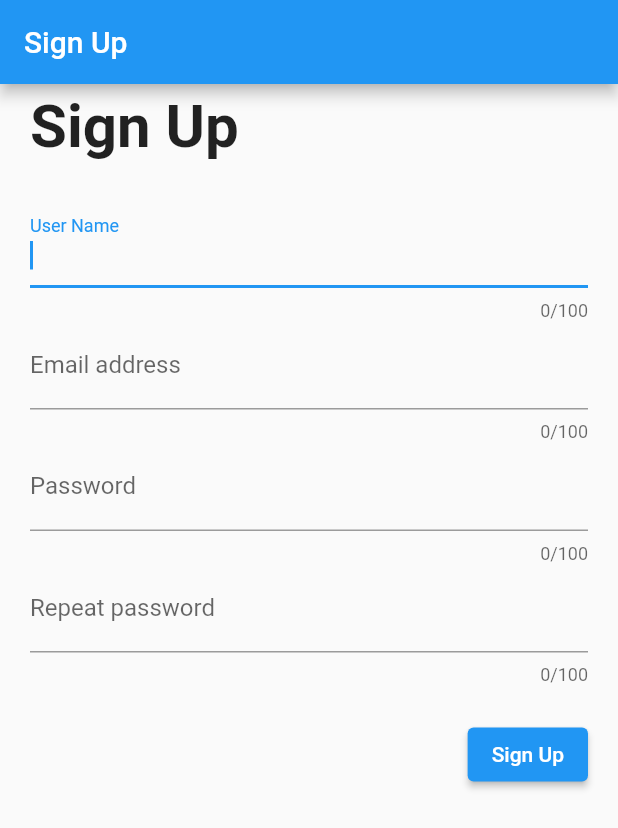
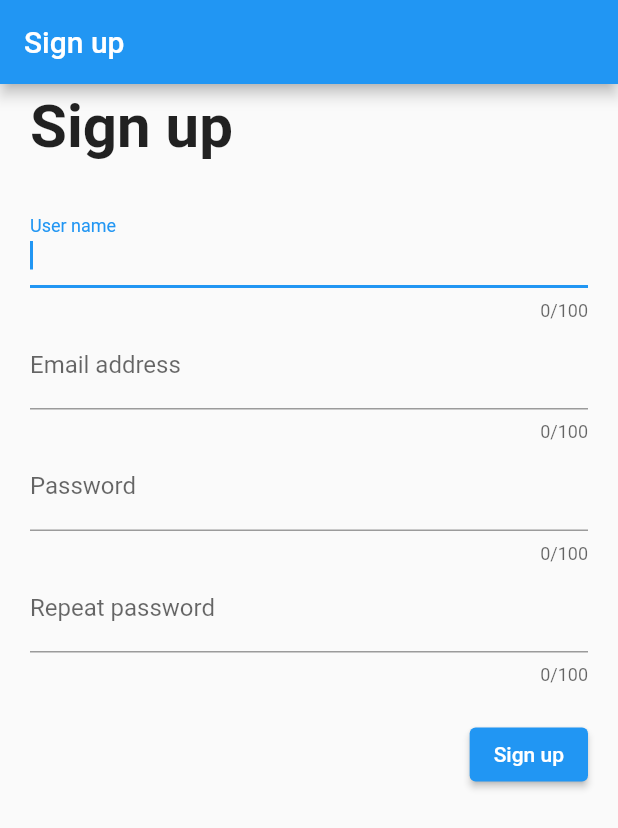
Before and after one commit to jerryy33/TaskHelper, a Flutter app: the screen it shows after launch, on a phone screen of 412 x 824 dp. Shown: the top 828 px of the screen. Run offline on Flutter 3.47's test engine with Material 2 defaults, Android fonts, the phone set to English and light mode, and no system bars; our stand-ins replace syncfusion_flutter_charts.

Commit message:
added string constants

```diff
--- /dev/null
+++ b/lib/constants.dart
@@ -0,0 +1,56 @@
+// Static strings
+class Strings {
+  // Add entry form
+  static const String date = 'Date';
+  static const String dates = 'Dates';
+  static const String name = 'Name';
+  static const String unit = 'Unit';
+
+  // Home
+  static const String templateCreation = 'Create template';
+  static const String home = 'Home';
+  static const String taskHelper = 'Task Helper';
+  static const String share = 'Share';
+
+  // Login and Sign Up
+  static const String loginTitle = 'Login';
+  static const String login = 'Log in';
+  static const String signIn = 'Sign in';
+  static const String userName = 'User name';
+  static const String password = 'Password';
+  static const String forgotPasswort = 'Forgot password';
+
+  static const String signUp = 'Sign up';
+  static const String emailAddress = 'Email address';
+  static const String repeatPassword = 'Repeat password';
+
+  // Settings
+  static const String settings = 'Settings';
+  static const String about = 'About';
+  static const String theme = 'Theme';
+  static const String dataUsage = 'Data usage';
+  static const String deleteAccount = 'Delete account';
+
+  // Statistics
+  static const String total = 'Total';
+  static const String totalPerUser = 'Total user';
+  static const String percentage = 'Percentage';
+  static const String percentagePerUser = 'Percentage user';
+
+  // Create template
+  static const String newTemplate = 'New template';
+  static const String templateName = 'Template name';
+  static const String unitToTrack = 'Unit to track:';
+  static const String dateInfotext =
+      'If dates should be used when adding a new template entry';
+
+// Templates
+  static const String statistics = 'Statistics';
+  static const String add = 'Add';
+  static const String addNewEntry = 'Add new entry';
+  static const String save = 'Save';
+  static const String myTemplates = 'My templates';
+
+  // Units
+  static const String kilometer = 'Kilometer';
+}
--- a/lib/home/home.dart
+++ b/lib/home/home.dart
@@ -1,4 +1,5 @@
 import 'package:flutter/material.dart';
+import 'package:task_helper/constants.dart';
 import 'package:task_helper/settings/settings.dart';
 import 'package:task_helper/templates/template_overview.dart';
 import '../template_creation/create_template.dart';
@@ -9,15 +10,15 @@ class Home extends StatefulWidget {
   static const navbarItemList = <NavBarItemCard>[
     NavBarItemCard(
       Icons.create,
-      'Create Template',
+      Strings.templateCreation,
     ),
     NavBarItemCard(
       Icons.home,
-      'Home',
+      Strings.home,
     ),
     NavBarItemCard(
       Icons.settings,
-      'Settings',
+      Strings.settings,
     ),
   ];
   static const navbarItemLinkList = <Widget>[
@@ -40,7 +41,7 @@ class _HomeState extends State<Home> {
         backgroundColor: Colors.white,
         appBar: AppBar(
           backgroundColor: Colors.black,
-          title: const Text('Task Helper',
+          title: const Text(Strings.taskHelper,
               style: TextStyle(
                   fontSize: 40,
                   fontWeight: FontWeight.bold,
@@ -54,7 +55,7 @@ class _HomeState extends State<Home> {
               TextButton(
                   onPressed: (() => print('share')),
                   child: const Text(
-                    'Share',
+                    Strings.share,
                     style: TextStyle(
                         fontSize: 22,
                         color: Colors.white,
--- a/lib/login/sign_up.dart
+++ b/lib/login/sign_up.dart
@@ -1,11 +1,10 @@
 import 'package:flutter/material.dart';
+import 'package:task_helper/constants.dart';
 
 import 'login.dart';
 
 class SignUpScreen extends StatelessWidget {
   const SignUpScreen({super.key});
-
-  static const signUpTitle = 'Sign Up';
 
   @override
   Widget build(BuildContext context) {
@@ -13,15 +12,13 @@ class SignUpScreen extends StatelessWidget {
         title: 'App',
         home: Scaffold(
             resizeToAvoidBottomInset: false,
-            appBar: AppBar(title: const Text(signUpTitle)),
+            appBar: AppBar(title: const Text(Strings.signUp)),
             body: const SignUp()));
   }
 }
 
 class SignUp extends StatelessWidget {
   const SignUp({super.key});
-
-  static const signUpTitle = 'Sign Up';
 
   @override
   Widget build(BuildContext context) {
@@ -34,7 +31,7 @@ class SignUp extends StatelessWidget {
             children: const [
               Padding(
                 padding: EdgeInsets.only(bottom: 25),
-                child: Text(signUpTitle,
+                child: Text(Strings.signUp,
                     style:
                         TextStyle(fontSize: 40, fontWeight: FontWeight.bold)),
               ),
@@ -45,7 +42,7 @@ class SignUp extends StatelessWidget {
               child: TextField(
                   autofocus: true,
                   maxLength: 100,
-                  decoration: InputDecoration(labelText: 'User Name')),
+                  decoration: InputDecoration(labelText: Strings.userName)),
             )
           ]),
           Row(
@@ -53,7 +50,8 @@ class SignUp extends StatelessWidget {
               Expanded(
                 child: TextField(
                     maxLength: 100,
-                    decoration: InputDecoration(labelText: 'Email address')),
+                    decoration:
+                        InputDecoration(labelText: Strings.emailAddress)),
               )
             ],
           ),
@@ -62,7 +60,7 @@ class SignUp extends StatelessWidget {
               Expanded(
                 child: TextField(
                     maxLength: 100,
-                    decoration: InputDecoration(labelText: 'Password')),
+                    decoration: InputDecoration(labelText: Strings.password)),
               )
             ],
           ),
@@ -71,7 +69,8 @@ class SignUp extends StatelessWidget {
               Expanded(
                 child: TextField(
                     maxLength: 100,
-                    decoration: InputDecoration(labelText: 'Repeat password')),
+                    decoration:
+                        InputDecoration(labelText: Strings.repeatPassword)),
               )
             ],
           ),
@@ -88,7 +87,7 @@ class SignUp extends StatelessWidget {
                         ),
                       );
                     },
-                    child: const Text(signUpTitle)),
+                    child: const Text(Strings.signUp)),
               )
             ],
           )
--- a/lib/main.dart
+++ b/lib/main.dart
@@ -1,7 +1,5 @@
 import 'package:flutter/material.dart';
-import 'package:task_helper/login/login.dart';
 import 'package:task_helper/login/sign_up.dart';
-import 'home/home.dart';
 
 void main() {
   runApp(const SignUpScreen());
--- a/lib/templates/templates.dart
+++ b/lib/templates/templates.dart
@@ -1,12 +1,12 @@
 class Template {
   final String name;
-  final num unit;
+  final String unit;
   final num id;
   // For now sharing a template is only possible between two users
   final num userOneId;
   final num userTwoId;
 
-  Template(this.name, this.unit, this.id, this.userOneId, this.userTwoId);
+  const Template(this.name, this.unit, this.id, this.userOneId, this.userTwoId);
 }
 
 class TemplateEntry {
```
Also changed, not shown: lib/home/add_entry_form.dart (+4 -3 lines), lib/login/login.dart (+8 -7 lines), lib/settings/settings.dart (+6 -6 lines), lib/statistics/statistics.dart (+10 -2 lines), lib/template_creation/create_template.dart (+9 -8 lines), lib/templates/current_template.dart (+66 -61 lines), lib/templates/template_overview.dart (+15 -7 lines).
